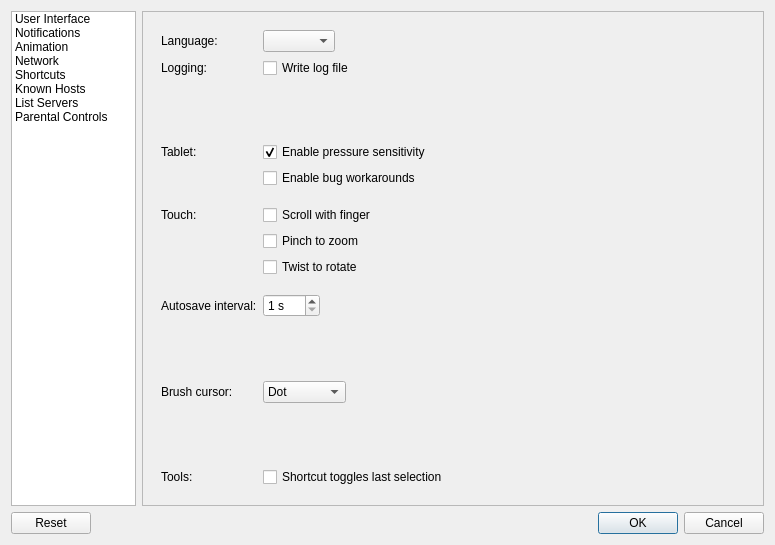
First picture: the form in src/desktop/ui/settings.ui, repository drawpile/Drawpile, before the edit.
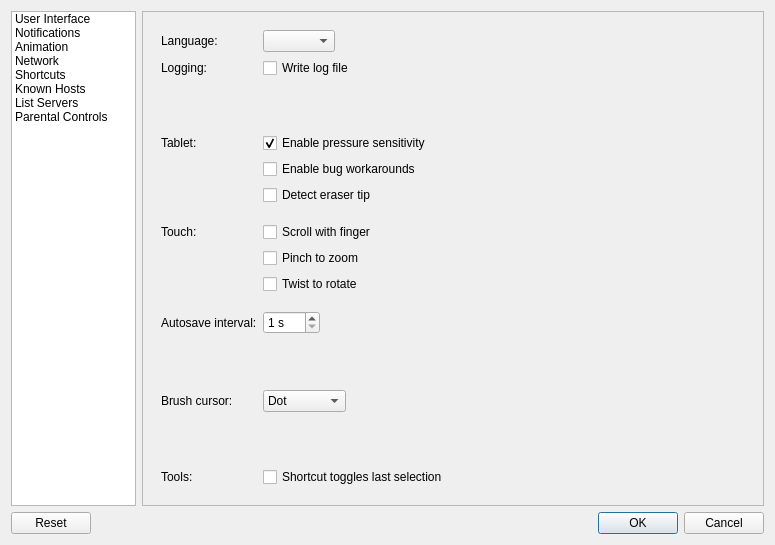
Second picture: the form after the edit. Icons and pictures are not drawn.

Commit message: Add option to disable tablet eraser detection

Patch:
```diff
--- a/src/desktop/ui/settings.ui
+++ b/src/desktop/ui/settings.ui
@@ -116,7 +116,7 @@
               </property>
              </widget>
             </item>
-            <item row="7" column="1">
+            <item row="8" column="1">
              <spacer name="verticalSpacer_5">
               <property name="orientation">
                <enum>Qt::Vertical</enum>
@@ -132,35 +132,35 @@
               </property>
              </spacer>
             </item>
-            <item row="8" column="0">
+            <item row="9" column="0">
              <widget class="QLabel" name="label_12">
               <property name="text">
                <string>Touch:</string>
               </property>
              </widget>
             </item>
-            <item row="8" column="1">
+            <item row="9" column="1">
              <widget class="QCheckBox" name="touchscroll">
               <property name="text">
                <string>Scroll with finger</string>
               </property>
              </widget>
             </item>
-            <item row="9" column="1">
+            <item row="10" column="1">
              <widget class="QCheckBox" name="touchpinch">
               <property name="text">
                <string>Pinch to zoom</string>
               </property>
              </widget>
             </item>
-            <item row="10" column="1">
+            <item row="11" column="1">
              <widget class="QCheckBox" name="touchtwist">
               <property name="text">
                <string>Twist to rotate</string>
               </property>
              </widget>
             </item>
-            <item row="11" column="1">
+            <item row="12" column="1">
              <spacer name="verticalSpacer_3">
               <property name="orientation">
                <enum>Qt::Vertical</enum>
@@ -176,14 +176,14 @@
               </property>
              </spacer>
             </item>
-            <item row="13" column="0">
+            <item row="14" column="0">
              <widget class="QLabel" name="label_11">
               <property name="text">
                <string>Autosave interval:</string>
               </property>
              </widget>
             </item>
-            <item row="13" column="1">
+            <item row="14" column="1">
              <widget class="QSpinBox" name="autosaveInterval">
               <property name="suffix">
                <string> s</string>
@@ -196,20 +196,20 @@
               </property>
              </widget>
             </item>
-            <item row="14" column="1">
-             <spacer name="verticalSpacer_9">
-              <property name="orientation">
-               <enum>Qt::Vertical</enum>
-              </property>
-              <property name="sizeHint" stdset="0">
-               <size>
-                <width>20</width>
-                <height>5</height>
-               </size>
-              </property>
-             </spacer>
-            </item>
             <item row="15" column="1">
+             <spacer name="verticalSpacer_9">
+              <property name="orientation">
+               <enum>Qt::Vertical</enum>
+              </property>
+              <property name="sizeHint" stdset="0">
+               <size>
+                <width>20</width>
+                <height>5</height>
+               </size>
+              </property>
+             </spacer>
+            </item>
+            <item row="16" column="1">
              <widget class="QComboBox" name="brushCursorBox">
               <item>
                <property name="text">
@@ -228,14 +228,14 @@
               </item>
              </widget>
             </item>
-            <item row="15" column="0">
+            <item row="16" column="0">
              <widget class="QLabel" name="label_16">
               <property name="text">
                <string>Brush cursor:</string>
               </property>
              </widget>
             </item>
-            <item row="16" column="1">
+            <item row="17" column="1">
              <spacer name="verticalSpacer">
               <property name="orientation">
                <enum>Qt::Vertical</enum>
@@ -248,14 +248,14 @@
               </property>
              </spacer>
             </item>
-            <item row="17" column="0">
+            <item row="18" column="0">
              <widget class="QLabel" name="label_2">
               <property name="text">
                <string>Tools:</string>
               </property>
              </widget>
             </item>
-            <item row="17" column="1">
+            <item row="18" column="1">
              <widget class="QCheckBox" name="toolToggleShortcut">
               <property name="text">
                <string>Shortcut toggles last selection</string>
@@ -289,6 +289,13 @@
               </property>
              </spacer>
             </item>
+            <item row="7" column="1">
+             <widget class="QCheckBox" name="tabletEraser">
+              <property name="text">
+               <string>Detect eraser tip</string>
+              </property>
+             </widget>
+            </item>
            </layout>
           </widget>
           <widget class="QWidget" name="page_2">
```
The commit also changes 3 other files.
